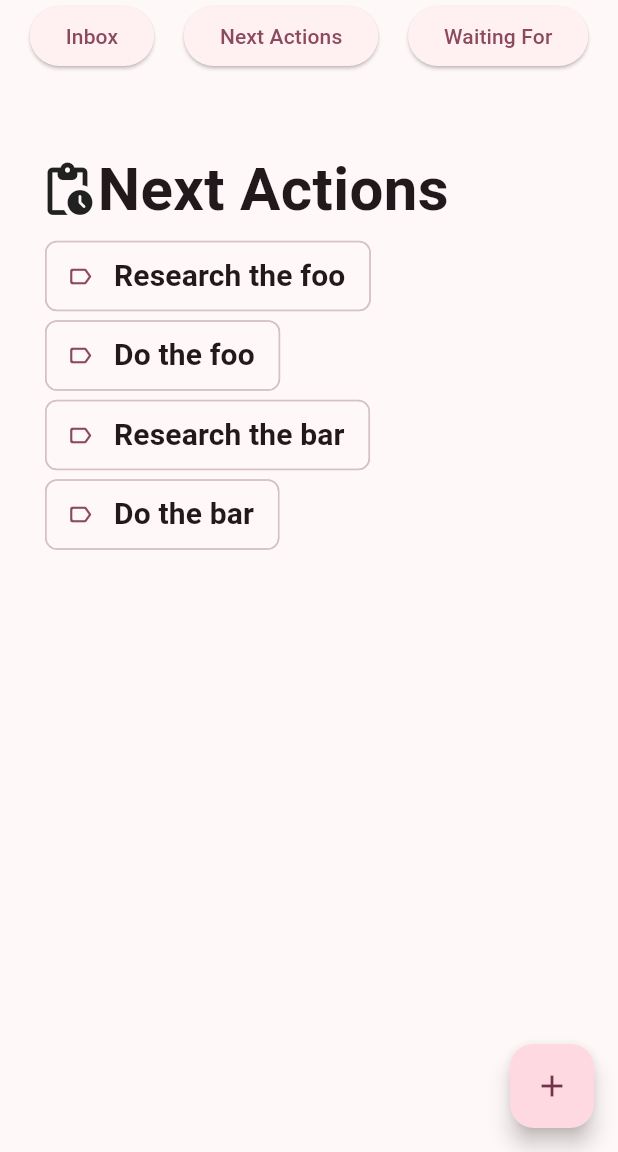
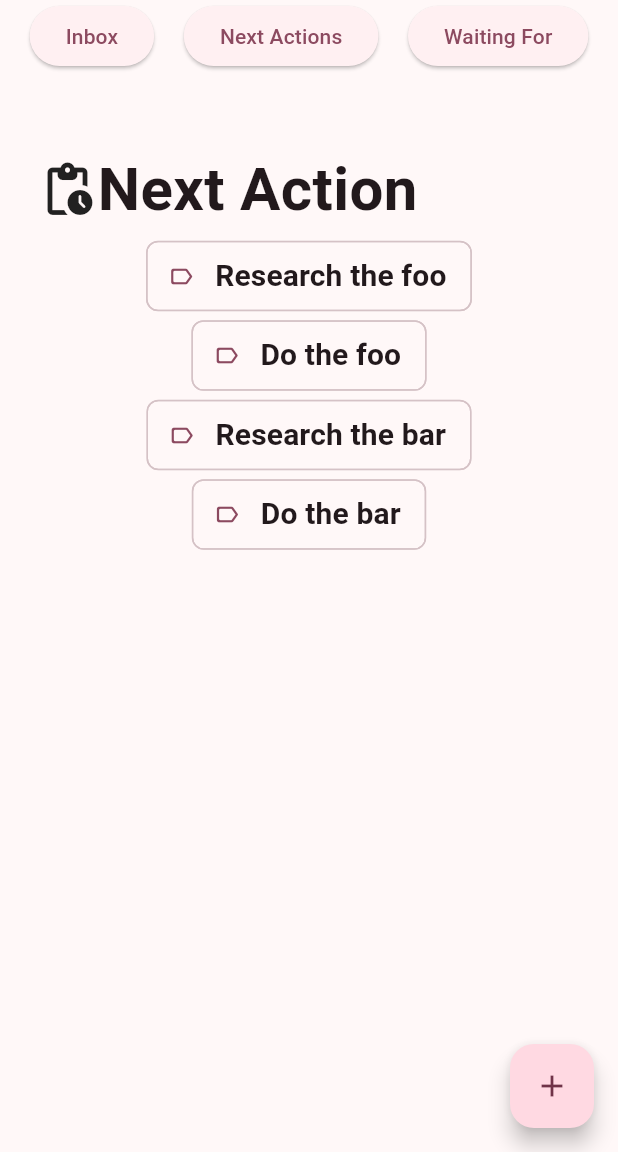
Before and after one commit to KyleBarton/task_manager, a Flutter app: the screen it shows after launch, after a tap on "Next Actions", on a phone screen of 412 x 824 dp, the part 84-1236 px from its top. Run offline on Flutter 3.47's test engine with Material 3 defaults, Android fonts, the phone set to English and light mode, and no system bars.

Commit message:
Simplify views a bit. Projects are dynamic. Override setState.

```diff
--- a/lib/main.dart
+++ b/lib/main.dart
@@ -46,10 +46,10 @@ class _MyHomePageState extends State<MyHomePage> {
   final GlobalKey<ScaffoldState> _scaffoldKey = GlobalKey<ScaffoldState>();
   late TaskItemRepository taskItemRepository;
 
-  late final List<ProjectNavOption> _projects;
+  List<ProjectNavOption> _projects = [];
   List<TaskItem> _activeTasks = [];
 
-  var viewStatus = TaskStatus.inbox;
+  var _viewStatus = TaskStatus.inbox;
 
   @override
   void initState() {
@@ -58,11 +58,13 @@ class _MyHomePageState extends State<MyHomePage> {
     taskItemRepository = appDependencies.taskItemRepository;
     taskItemRepository.createInitialTasks();
 
-    final List<TaskItem> tasks = taskItemRepository.getAll().expect();
-    _activeTasks = tasks;
+    _activeTasks = taskItemRepository
+        .getAll()
+        .expect()
+        .where((item) => item.status == _viewStatus).toList();
 
 
-    _projects = tasks
+    _projects = taskItemRepository.getAll().expect()
         .map((t) => t.project)
         .where((p) => p != null)
         .toSet()
@@ -70,52 +72,54 @@ class _MyHomePageState extends State<MyHomePage> {
         .toList();
   }
 
+  // TODO find a place for this
+  final Map<TaskStatus, String> statusTitles = {
+    TaskStatus.inbox: "Inbox",
+    TaskStatus.waitingFor: "Waiting For",
+    TaskStatus.nextAction: "Next Action",
+  };
+
+  final Map<TaskStatus, IconData> statusIcons = {
+    TaskStatus.inbox: Icons.inbox_rounded,
+    TaskStatus.waitingFor: Icons.timer_rounded,
+    TaskStatus.nextAction: Icons.pending_actions_rounded,
+  };
+
   Center _centerContent() {
-    var items = _activeTasks
-        .where((item) => item.status == TaskStatus.inbox)
-        .where((item) => item.project == _projectName || _projectName == null);
-    var titleRow = Row(children: [
-            // TODO probably want to solve this with containers in actuality
-            SizedBox(width: 25),
-            Icon(Icons.inbox_rounded, size: 40,),
-            Text("Inbox", style: TextStyle(fontSize: 40, fontWeight: FontWeight.bold),)
-          ],);
-    if (viewStatus == TaskStatus.nextAction) {
-      items = _activeTasks
-          .where((item) => item.status == TaskStatus.nextAction)
-          .where((item) => item.project == _projectName || _projectName == null);
-      titleRow = Row(children: [
-        // TODO probably want to solve this with containers in actuality
-        SizedBox(width: 25),
-        Icon(Icons.pending_actions_rounded, size: 40,),
-        Text("Next Actions", style: TextStyle(fontSize: 40, fontWeight: FontWeight.bold),)
-      ],);
-    }
-    if (viewStatus == TaskStatus.waitingFor) {
-      items = _activeTasks
-          .where((item) => item.status == TaskStatus.waitingFor)
-          .where((item) => item.project == _projectName || _projectName == null);
-      titleRow = Row(children: [
-        // TODO probably want to solve this with containers in actuality
-        SizedBox(width: 25),
-        Icon(Icons.timer_rounded, size: 40,),
-        Text("Waiting For", style: TextStyle(fontSize: 40, fontWeight: FontWeight.bold),)
-      ],);
-    }
+    var titleRowName = statusTitles[_viewStatus] ?? "Inbox";
+    var titleRowIcon = statusIcons[_viewStatus] ?? Icons.inbox_rounded;
     return Center(
       child: Column(
         mainAxisAlignment: MainAxisAlignment.center,
         children: <Widget>[
-          titleRow,
-          ...items.map((item) =>
+          Row(children: [
+            // TODO probably want to solve this with containers in actuality
+            SizedBox(width: 25),
+            Icon(titleRowIcon, size: 40,),
+            Text(titleRowName, style: TextStyle(fontSize: 40, fontWeight: FontWeight.bold),)
+          ],),
+          ..._activeTasks.map((item) =>
               Column(
                 children: [
                   SizedBox(height: 5),
-                  TaskItemAction(
-                    taskItem: item,
-                    stateCallback: (taskItem) => setState(() {
-                      taskItemRepository.update(taskItem);
-                    }),
+                  // TODO I think a listtile will be better here:
+                  // https://api.flutter.dev/flutter/material/ListTile-class.html
+                  ActionChip(
+                    label: Text(item.title,
+                        style: TextStyle(
+                          fontWeight: FontWeight.bold,
+                          fontSize: 20,
+                        )
+                    ),
+                    avatar: Icon(Icons.label_outline_rounded),
+                    onPressed: () async {
+                      final updated = await Navigator.push(context, MaterialPageRoute(builder: (context) => TaskItemPage(taskItem: item)));
+                      if (updated == true) {
+                        setState((){
+                          taskItemRepository.update(item);
+                        });
+                      }
+                    },
                   )
                 ],
               )
@@ -127,19 +131,49 @@ class _MyHomePageState extends State<MyHomePage> {
 
   void _viewInbox() {
     setState(() {
-      viewStatus = TaskStatus.inbox;
+      _viewStatus = TaskStatus.inbox;
     });
   }
   void _viewNextActions() {
     setState(() {
-      viewStatus = TaskStatus.nextAction;
+      _viewStatus = TaskStatus.nextAction;
     });
   }
 
   void _viewWaitingFor() {
     setState(() {
-      viewStatus = TaskStatus.waitingFor;
+      _viewStatus = TaskStatus.waitingFor;
     });
+  }
+
+  @override
+  void setState(VoidCallback fn) {
+    _setTaskState(fn);
+    super.setState(fn);
+  }
+
+  void _setTaskState(void Function()? stateFunc) {
+    if (stateFunc != null){
+      stateFunc();
+    }
+    // project logic
+    _projects = taskItemRepository.getAll().expect()
+        .map((t) => t.project)
+        .where((p) => p != null && p != "")
+        .toSet()
+        .map((projectName) => ProjectNavOption(title: projectName!))
+        .toList();
+    // If you've removed everything from the project, then it won't show up on the project list, and the name should be null.
+    if (!_projects.any((p) => p.title == _projectName)) {
+      _projectName = null;
+      _screenIndex = 0;
+      // Gotta call it again because I've changed _projectName. Ugh
+    }
+
+    _activeTasks = taskItemRepository.getAll()
+        .expect()
+        .where((item) => item.status == _viewStatus)
+        .where((item) => item.project == _projectName || _projectName == null).toList();
   }
 
   void _showCaptureModal() {
@@ -153,8 +187,7 @@ class _MyHomePageState extends State<MyHomePage> {
               onSubmitted: (value) {
                 Navigator.of(context).pop();
                 setState(() {
-                  var newInboxItem = taskItemRepository.create(title: value).expect();
-                  _activeTasks.add(newInboxItem);
+                  taskItemRepository.create(title: value).expect();
                 });
                 final snackBar = SnackBar(content: const Text("Added to Inbox"));
                 ScaffoldMessenger.of(context).showSnackBar(snackBar);
--- a/lib/task_item_page.dart
+++ b/lib/task_item_page.dart
@@ -50,40 +50,3 @@ class TaskItemPage extends StatelessWidget {
     );
   }
 }
-
-// A contained widget that facilitates navigation to the TaskItem drill-down.
-// TODO maybe this goes in another file too?
-class TaskItemAction extends StatelessWidget {
-  final TaskItem taskItem;
-  final void Function(TaskItem) stateCallback;
-
-  const TaskItemAction({super.key, required this.taskItem, required this.stateCallback});
-
-  Future<void> _navToTaskItem(TaskItem item, BuildContext context) async {
-    final result = await Navigator.push(context, MaterialPageRoute(builder: (context) => TaskItemPage(taskItem: item)));
-    if (result == true) {
-      stateCallback(item);
-    }
-  }
-
-  @override
-  Widget build(BuildContext context) =>
-    Row(
-      mainAxisAlignment: MainAxisAlignment.start,
-      children: [
-        SizedBox(width: 30),
-        // TODO I think a listtile will be better here:
-        // https://api.flutter.dev/flutter/material/ListTile-class.html
-        ActionChip(
-          label: Text(taskItem.title,
-              style: TextStyle(
-                fontWeight: FontWeight.bold,
-                fontSize: 20,
-              )
-          ),
-          avatar: Icon(Icons.label_outline_rounded),
-          onPressed: () => _navToTaskItem(taskItem, context),
-        )
-      ],
-    );
-}
```
